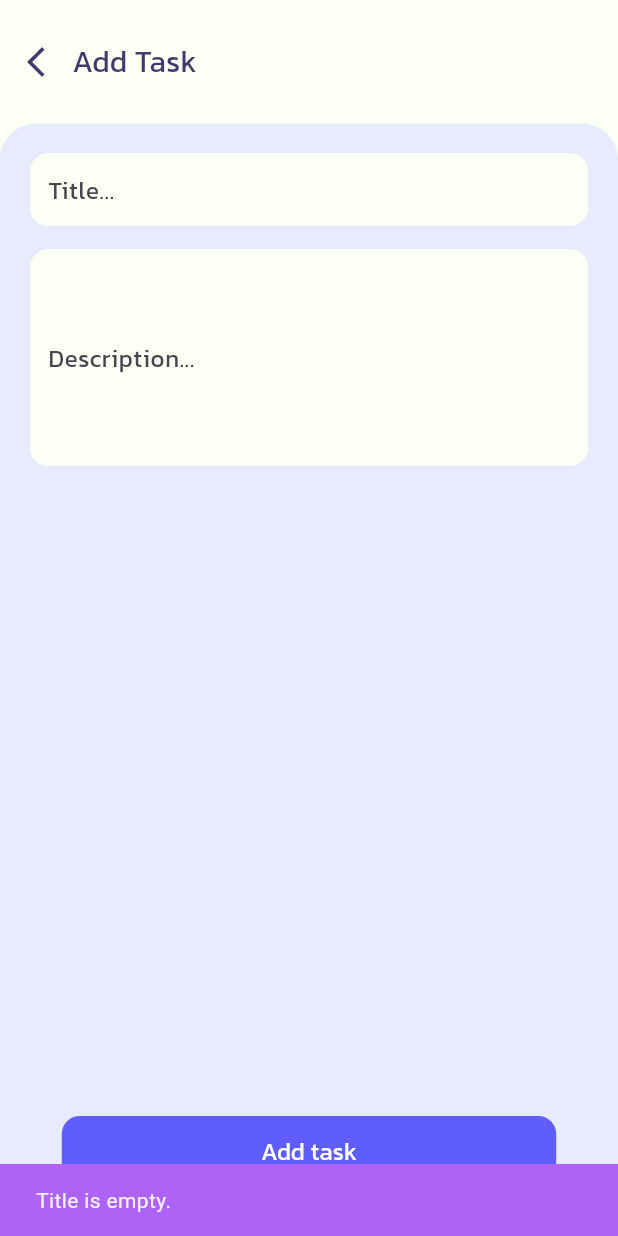
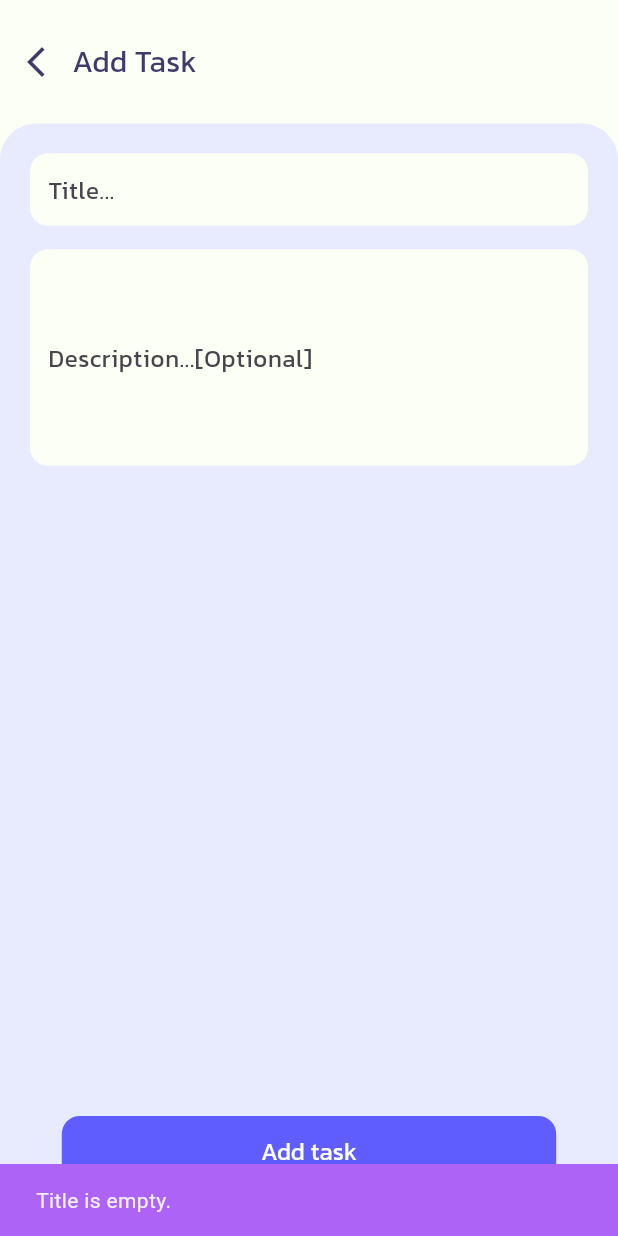
Before and after one commit to amethyst-cod3/taskhub, a Flutter app: the AddTaskPage screen opened by its route, after a tap on "Add task", on a phone screen of 412 x 824 dp. Run offline on Flutter 3.47's test engine with Material 3 defaults, Android fonts, the phone set to English and light mode, and no system bars; our stand-ins replace cloud_firestore, firebase_auth, firebase_core, flutter_slidable, flutter_spinkit, go_router and 1 more; accounts and stored records are empty.

Commit message:
Changed task creation and editing

```diff
--- a/lib/features/home/add_task_page.dart
+++ b/lib/features/home/add_task_page.dart
@@ -80,7 +80,7 @@ class _AddTaskPageState extends State<AddTaskPage> {
                           ),
                           CustomTextField.secondary(
                             textController: descriptionController,
-                            hintText: 'Description...',
+                            hintText: 'Description...[Optional]',
                             minLines: null,
                             maxLines: null,
                             expands: true,
@@ -96,17 +96,12 @@ class _AddTaskPageState extends State<AddTaskPage> {
                           color: CustomColor.blue,
                           onTap: () async {
                             if (titleController.text.isNotEmpty) {
-                              if (descriptionController.text.isNotEmpty) {
                               await DatabaseService(uid: user!.uid).addTask(
                                   'newtask',
                                   titleController.text.trim(),
                                   descriptionController.text.trim(),
                                   false);
                               if (context.mounted) context.pop();
-                              } else {
-                                _showErrorSnackBar(
-                                    context, 'Description is empty.');
-                              }
                             } else {
                               _showErrorSnackBar(context, 'Title is empty.');
                             }
```
Also changed, not shown: lib/features/home/edit_task_page.dart (+2 -7 lines), lib/services/database_service.dart (+6 -5 lines). Lines whose indentation alone changed are shown as unchanged.
